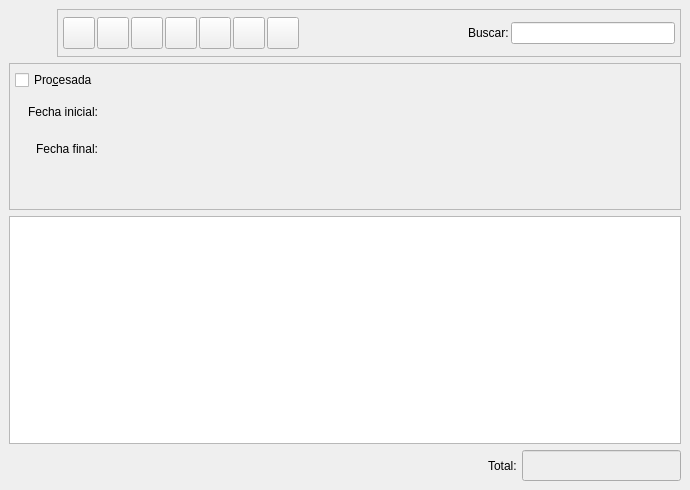
This is bulmages/bulmafact/src/facturaslistbase.ui in eboladev/Bulmages-1 as Qt 5 draws it before an edit. The edited form follows.
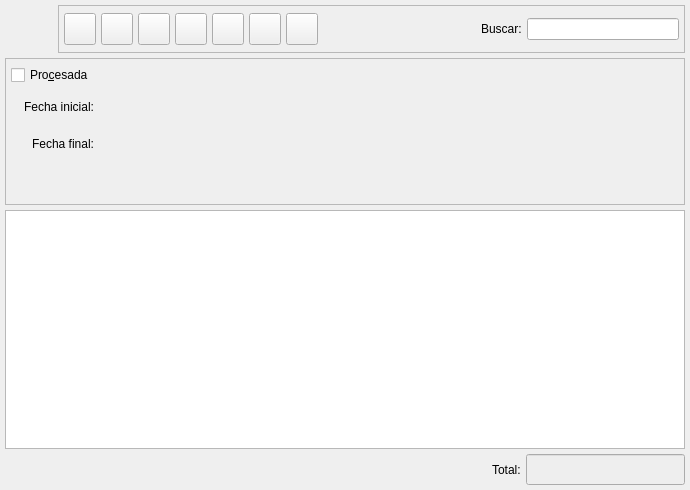
This is the edited form. Icons and pictures are not drawn. Custom widgets are drawn as their Qt base class.

```diff
--- a/bulmages/bulmafact/src/facturaslistbase.ui
+++ b/bulmages/bulmafact/src/facturaslistbase.ui
@@ -21,10 +21,10 @@
   </property>
   <layout class="QVBoxLayout" >
    <property name="margin" >
-    <number>9</number>
+    <number>5</number>
    </property>
    <property name="spacing" >
-    <number>6</number>
+    <number>5</number>
    </property>
    <item>
     <layout class="QHBoxLayout" >
@@ -32,7 +32,7 @@
       <number>0</number>
      </property>
      <property name="spacing" >
-      <number>0</number>
+      <number>5</number>
      </property>
      <item>
       <widget class="QLabel" name="label" >
@@ -69,7 +69,7 @@
          <number>5</number>
         </property>
         <property name="spacing" >
-         <number>2</number>
+         <number>5</number>
         </property>
         <item>
          <widget class="QToolButton" name="mui_crear" >
@@ -692,6 +692,11 @@
  </widget>
  <layoutdefault spacing="3" margin="5" />
  <customwidgets>
+  <customwidget>
+   <class>BusquedaArticulo</class>
+   <extends>QWidget</extends>
+   <header>busquedaarticulo.h</header>
+  </customwidget>
   <customwidget>
    <class>BusquedaFecha</class>
    <extends>QWidget</extends>
@@ -707,11 +712,6 @@
    <extends>QTableWidget</extends>
    <header>facturaslist.h</header>
   </customwidget>
-  <customwidget>
-   <class>BusquedaArticulo</class>
-   <extends>QWidget</extends>
-   <header>busquedaarticulo.h</header>
-  </customwidget>
  </customwidgets>
  <resources>
   <include location="../../bulmages.qrc" />
```
